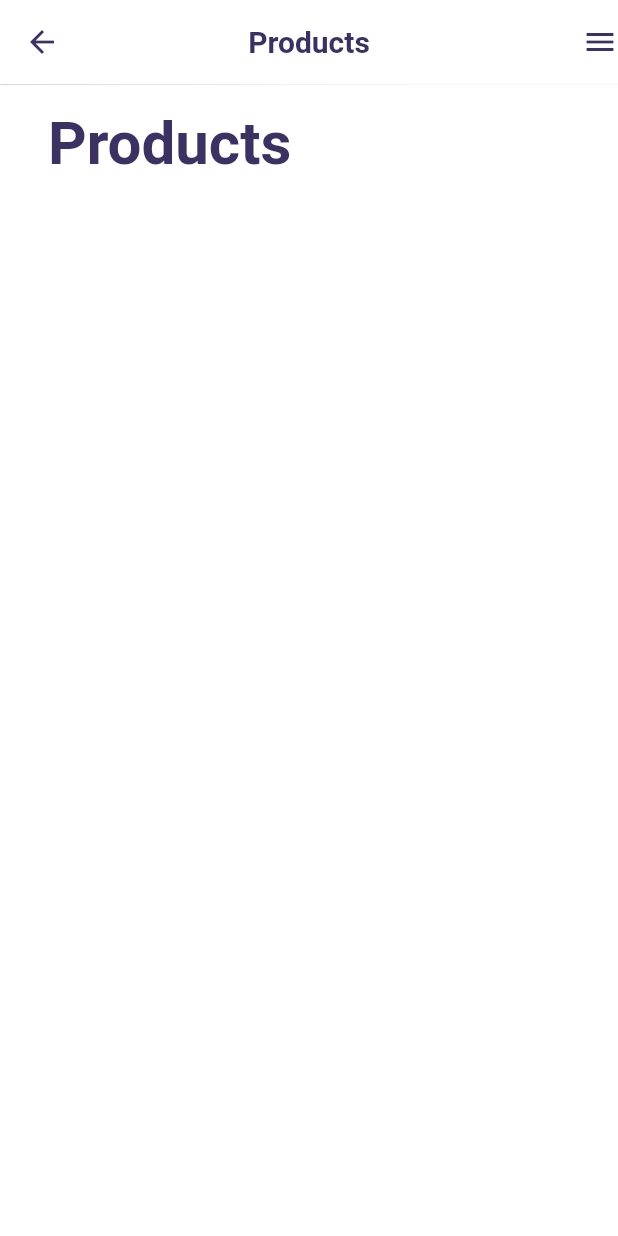
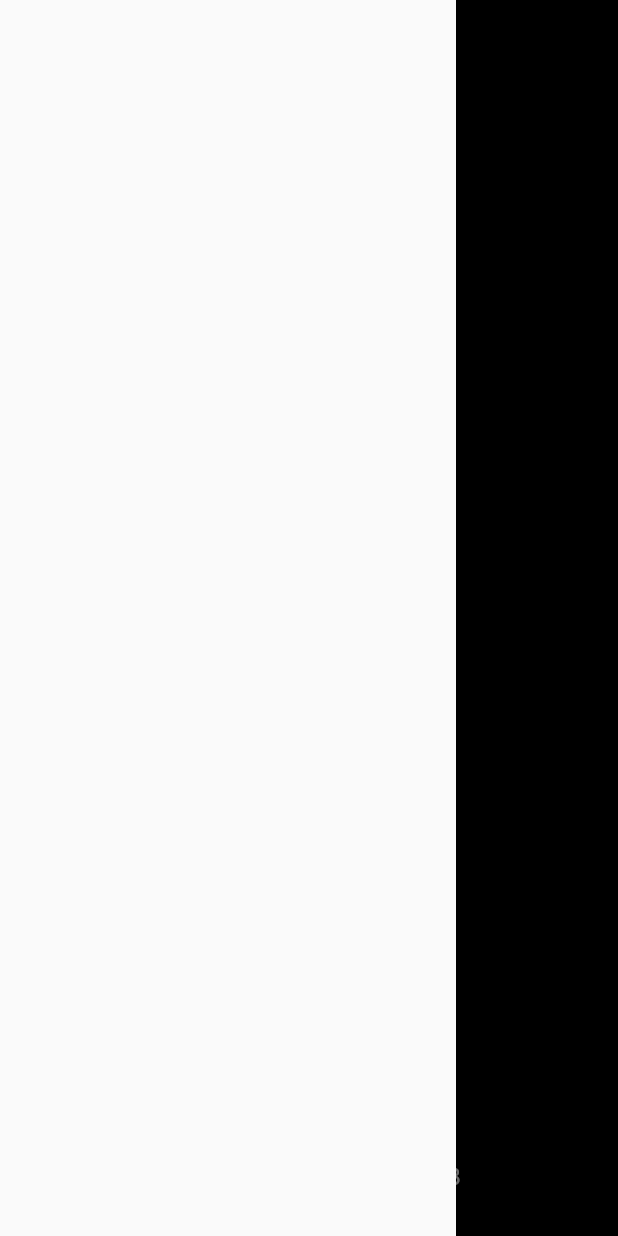
Before and after one commit to sjtg/ecommence_app, a Flutter app: the screen it shows after launch, with the side drawer open (before the commit the screen has no drawer), on a phone screen of 412 x 824 dp. Run offline on Flutter 3.47's test engine with Material 2 defaults, Android fonts, the phone set to English and light mode, and no system bars; missing offline and left inert: splash_tokenauth; Roboto replaces fonts that are missing (Arvo).

Commit message:
product_list

```diff
--- /dev/null
+++ b/lib/common/LogoutScreen.dart
@@ -0,0 +1,32 @@
+import 'dart:_http';
+import 'dart:async';
+
+import 'package:flutter/material.dart';
+import 'package:http/http.dart' as http;
+
+import 'package:splash_tokenauth/common/functions/getToken.dart';
+import 'package:splash_tokenauth/common/functions/saveLogout.dart';
+import 'package:splash_tokenauth/model/json/loginModel.dart';
+
+Future<LoginModel> requestLogoutAPI(BuildContext context) async {
+  final url = "http://shopamate.shop/api/auth/token/";
+
+  var token;
+
+  await getToken().then((result) {
+    token = result;
+  });
+
+  final response = await http.post(
+    url,
+    headers: {HttpHeaders.authorizationHeader: "Token $token"},
+  );
+
+  if (response.statusCode == 200) {
+    saveLogout();
+    return null;
+  } else {
+    saveLogout();
+    return null;
+  }
+}
--- /dev/null
+++ b/lib/loginScreen.dart
@@ -0,0 +1,39 @@
+import 'dart:async';
+
+import 'package:flutter/material.dart';
+import 'package:http/http.dart' as http;
+import 'package:splash_tokenauth/common/functions/saveCurrentLogin.dart';
+import 'package:splash_tokenauth/common/functions/showDialogSingleButton.dart';
+import 'dart:convert';
+
+import 'package:splash_tokenauth/model/json/loginModel.dart';
+
+Future<LoginModel> requestLoginAPI(BuildContext context, String username, String password) async {
+  final url = "http://shopamate.shop/api/auth/token/";
+
+  Map<String, String> body = {
+    'username': username,
+    'password': password,
+  };
+
+  final response = await http.post(
+    url,
+    body: body,
+  );
+
+  if (response.statusCode == 200) {
+    final responseJson = json.decode(response.body);
+    var user = new LoginModel.fromJson(responseJson);
+
+    saveCurrentLogin(responseJson);
+    Navigator.of(context).pushReplacementNamed('/HomeScreen');
+
+    return LoginModel.fromJson(responseJson);
+  } else {
+    final responseJson = json.decode(response.body);
+
+    saveCurrentLogin(responseJson);
+    showDialogSingleButton(context, "Unable to Login", "You may have supplied an invalid 'Username' / 'Password' combination. Please try again or contact your support representative.", "OK");
+    return null;
+  }
+}
--- a/lib/main.dart
+++ b/lib/main.dart
@@ -1,5 +1,6 @@
 import 'package:flutter/material.dart';
 import 'product_list.dart';
+import 'splashScreen.dart';
 
 void main() => runApp(new MyApp());
 
@@ -8,8 +9,13 @@ class MyApp extends StatelessWidget {
   @override
   Widget build(BuildContext context){
     return new MaterialApp(
-      title: 'Product List',
-      home: new ProductList(),
+      title: 'Shopamate',
+      routes: <String, WidgetBuilder>{
+        // "/HomeScreen": (BuildContext context) => HomeScreen(),
+        // "/LoginScreen": (BuildContext context) => LoginScreen(),
+      },
+      home: SplashScreen(),
+      // product_home:  new ProductList(),
     );
   }
 }
--- /dev/null
+++ b/lib/platformScaffold.dart
@@ -0,0 +1,73 @@
+import 'dart:io';
+
+import 'package:flutter/cupertino.dart';
+import 'package:flutter/material.dart';
+
+class PlatformScaffold extends StatelessWidget{
+
+  final Key key;
+  final PreferredSizeWidget appBar;
+  final Widget body;
+  final Widget floatingActionButton;
+  final FloatingActionButtonLocation floatingActionButtonLocation;
+  final FloatingActionButtonAnimator floatingActionButtonAnimator;
+  final List<Widget> persistentFooterButtons;
+  final Widget drawer;
+  final Widget endDrawer;
+  final Widget bottomNavigationBar;
+  final Color backgroundColor;
+  final bool resizeToAvoidBottomPadding;
+  final bool primary;
+
+  PlatformScaffold({
+    this.key,
+    this.appBar,
+    this.body,
+    this.floatingActionButton,
+    this.floatingActionButtonLocation,
+    this.floatingActionButtonAnimator,
+    this.persistentFooterButtons,
+    this.drawer,
+    this.endDrawer,
+    this.bottomNavigationBar,
+    this.backgroundColor,
+    this.resizeToAvoidBottomPadding: true,
+    this.primary: true
+  }) : assert(primary != null), super(key: key);
+
+  @override
+  Widget build(BuildContext context) {
+
+    return  Platform.isIOS ?
+    Scaffold(
+      key: key,
+      appBar: appBar,
+      body: body,
+      floatingActionButton: floatingActionButton,
+      persistentFooterButtons: persistentFooterButtons,
+      floatingActionButtonLocation: floatingActionButtonLocation,
+      floatingActionButtonAnimator: floatingActionButtonAnimator,
+      drawer: endDrawer,
+      endDrawer: drawer,
+      bottomNavigationBar: bottomNavigationBar,
+      backgroundColor: backgroundColor,
+      resizeToAvoidBottomPadding: resizeToAvoidBottomPadding,
+      primary: primary,
+    ) :
+    Scaffold(
+      key: key,
+      appBar: appBar,
+      body: body,
+      floatingActionButton: floatingActionButton,
+      persistentFooterButtons: persistentFooterButtons,
+      floatingActionButtonLocation: floatingActionButtonLocation,
+      floatingActionButtonAnimator: floatingActionButtonAnimator,
+      drawer: drawer,
+      endDrawer: endDrawer,
+      bottomNavigationBar: bottomNavigationBar,
+      backgroundColor: backgroundColor,
+      resizeToAvoidBottomPadding: resizeToAvoidBottomPadding,
+      primary: primary,
+    );
+  }
+}
--- /dev/null
+++ b/lib/splashscreen.dart
@@ -0,0 +1,59 @@
+import 'dart:async';
+import 'dart:io';
+import 'package:flutter/material.dart';
+import 'package:flutter/services.dart';
+import 'platformScaffold.dart';
+
+
+
+class SplashScreen extends StatefulWidget {
+  @override
+  _SplashScreenState createState() =>  _SplashScreenState();
+}
+
+class _SplashScreenState extends State<SplashScreen> {
+  final int splashDuration = 2;
+
+  startTime() async {
+    return Timer(
+        Duration(seconds: splashDuration),
+            () {
+          SystemChannels.textInput.invokeMethod('TextInput.hide');
+          Navigator.of(context).pushReplacementNamed('/LoginScreen');
+        }
+    );
+  }
+
+  @override
+  void initState() {
+    super.initState();
+    startTime();
+  }
+
+  @override
+  Widget build(BuildContext context) {
+    var drawer = Drawer();
+
+    return PlatformScaffold(drawer: drawer,
+        body: Container(
+            decoration: BoxDecoration(color: Colors.black),
+            child: Column(
+              children: <Widget>[
+                Expanded(child:
+                Container(decoration: BoxDecoration(color: Colors.black),
+                  alignment: FractionalOffset(0.5, 0.3),
+                  child:
+                  Text("TestApp", style: TextStyle(fontSize: 40.0, color: Colors.white),),
+                ),
+                ),
+                Container(margin: EdgeInsets.fromLTRB(0.0, 0.0, 0.0, 30.0),
+                  child:
+                  Text("© Copyright Statement 2018", style: TextStyle(fontSize: 16.0, color: Colors.white,),
+                  ),
+                ),
+              ],
+            )
+        )
+    );
+  }
+}
--- a/pubspec.yaml
+++ b/pubspec.yaml
@@ -20,6 +20,8 @@ dependencies:
   flutter:
     sdk: flutter
   http: ^0.12.0+2
+  shared_preferences: ^0.4.2
+  url_launcher: ^3.0.3
 
 
   # The following adds the Cupertino Icons font to your application.
```
Also changed, not shown: lib/common/apifunctions/requestLoginAPI.dart (added, +38 -0 lines), lib/common/model/json/loginModel.dart (added, +22 -0 lines), pubspec.lock, 3 other files.
